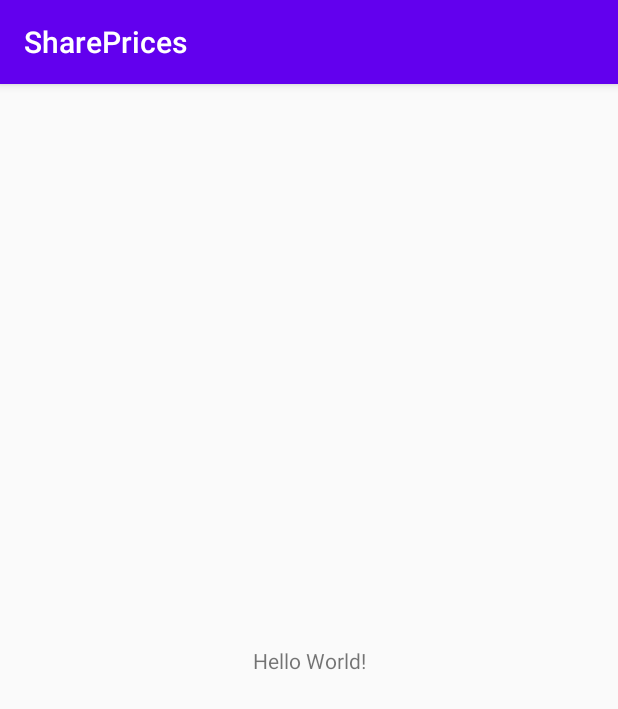
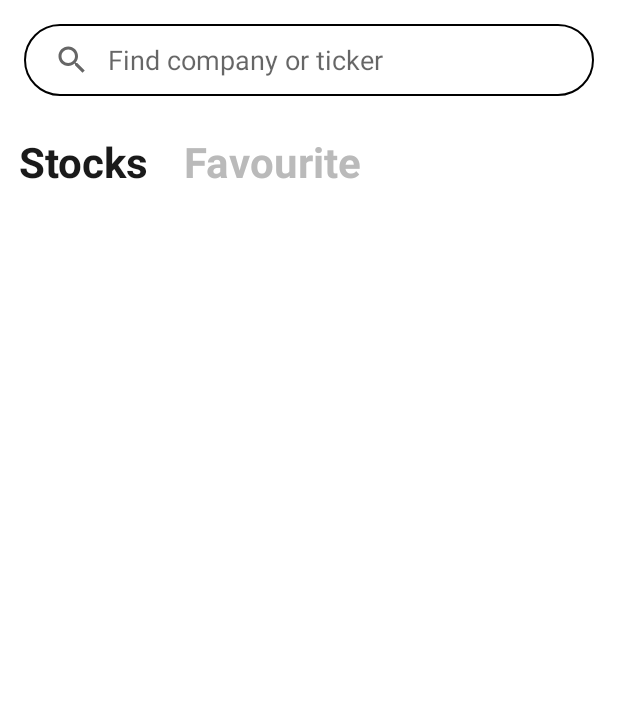
Before and after one commit to aaaann/SharePrices, an Android app: the screen it shows after launch (MainActivity), on a phone screen of 412 x 824 dp. Shown: the top 709 px of the screen. Run offline under Robolectric (Android 15) with nearby library versions, the phone set to English and light mode, and no system bars.

Commit message:
create base styles and layouts

```diff
--- a/app/build.gradle
+++ b/app/build.gradle
@@ -27,11 +27,14 @@ android {
 dependencies {
     implementation fileTree(dir: "libs", include: ["*.jar"])
     implementation "org.jetbrains.kotlin:kotlin-stdlib:$kotlin_version"
-    implementation 'androidx.core:core-ktx:1.3.2'
-    implementation 'androidx.appcompat:appcompat:1.2.0'
-    implementation 'androidx.constraintlayout:constraintlayout:2.0.4'
-    testImplementation 'junit:junit:4.12'
-    androidTestImplementation 'androidx.test.ext:junit:1.1.2'
-    androidTestImplementation 'androidx.test.espresso:espresso-core:3.3.0'
+    implementation "androidx.core:core-ktx:$androidXKtxVersion"
+    implementation "androidx.appcompat:appcompat:$androidXAppCompatVersion"
+    implementation "androidx.constraintlayout:constraintlayout:$constraintLayout"
+    implementation "androidx.coordinatorlayout:coordinatorlayout:$coordinatorLayout"
+    implementation "com.google.android.material:material:$googleMaterial"
+    implementation "androidx.recyclerview:recyclerview:$recyclerView"
+    testImplementation "junit:junit:$junit"
+    androidTestImplementation "androidx.test.ext:junit:$androidTestJunit"
+    androidTestImplementation "androidx.test.espresso:espresso-core:$espresso"
 
 }
--- a/app/src/main/AndroidManifest.xml
+++ b/app/src/main/AndroidManifest.xml
@@ -8,7 +8,7 @@
         android:label="@string/app_name"
         android:roundIcon="@mipmap/ic_launcher_round"
         android:supportsRtl="true"
-        android:theme="@style/AppTheme">
+        android:theme="@style/Theme.SharePrices">
         <activity android:name=".MainActivity">
             <intent-filter>
                 <action android:name="android.intent.action.MAIN" />
--- /dev/null
+++ b/app/src/main/java/com/annevonwolffen/shareprices/BasePageFragment.kt
@@ -0,0 +1,9 @@
+package com.annevonwolffen.shareprices
+
+import androidx.fragment.app.Fragment
+
+/**
+ * @author Terekhova Anna
+ */
+open class BasePageFragment : Fragment() {
+}
--- /dev/null
+++ b/app/src/main/java/com/annevonwolffen/shareprices/FavoritePageFragment.kt
@@ -0,0 +1,7 @@
+package com.annevonwolffen.shareprices
+
+/**
+ * @author Terekhova Anna
+ */
+class FavoritePageFragment : BasePageFragment() {
+}
--- a/app/src/main/java/com/annevonwolffen/shareprices/MainActivity.kt
+++ b/app/src/main/java/com/annevonwolffen/shareprices/MainActivity.kt
@@ -1,11 +1,43 @@
 package com.annevonwolffen.shareprices
 
+import android.os.Build
+import android.os.Bundle
+import android.view.View
 import androidx.appcompat.app.AppCompatActivity
-import android.os.Bundle
+import androidx.viewpager2.widget.ViewPager2
+import com.google.android.material.tabs.TabLayout
+import com.google.android.material.tabs.TabLayoutMediator
 
 class MainActivity : AppCompatActivity() {
+
     override fun onCreate(savedInstanceState: Bundle?) {
         super.onCreate(savedInstanceState)
         setContentView(R.layout.activity_main)
+        setLightStatusBar()
+        initViewPager()
+    }
+
+    private fun setLightStatusBar() {
+        if (Build.VERSION.SDK_INT >= Build.VERSION_CODES.M) {
+            window.decorView.systemUiVisibility = View.SYSTEM_UI_FLAG_LIGHT_STATUS_BAR
+        }
+    }
+
+    private fun initViewPager() {
+        val pagerAdapter = PagerAdapter(supportFragmentManager, lifecycle)
+        val viewPager: ViewPager2 = findViewById(R.id.pager)
+        viewPager.adapter = pagerAdapter
+        val tabLayout: TabLayout = findViewById(R.id.tab_layout)
+        TabLayoutMediator(tabLayout, viewPager) { tab, position ->
+            tab.text = getString(PAGE_TITLES[position])
+        }.attach()
+    }
+
+    private companion object {
+        const val TAG = "MainActivity"
+        val PAGE_TITLES = listOf(
+            R.string.stocks_page_title,
+            R.string.favorite_page_title
+        )
     }
 }
--- /dev/null
+++ b/app/src/main/java/com/annevonwolffen/shareprices/PagerAdapter.kt
@@ -0,0 +1,24 @@
+package com.annevonwolffen.shareprices
+
+import androidx.fragment.app.Fragment
+import androidx.fragment.app.FragmentManager
+import androidx.lifecycle.Lifecycle
+import androidx.viewpager2.adapter.FragmentStateAdapter
+
+/**
+ * @author Terekhova Anna
+ */
+class PagerAdapter(fm: FragmentManager, lifecycle: Lifecycle) : FragmentStateAdapter(fm, lifecycle) {
+    override fun getItemCount() = PAGES_COUNT
+
+    override fun createFragment(position: Int): Fragment {
+        return when (position) {
+            0 -> StocksPageFragment()
+            else -> FavoritePageFragment()
+        }
+    }
+
+    private companion object {
+        const val PAGES_COUNT = 2
+    }
+}
--- /dev/null
+++ b/app/src/main/java/com/annevonwolffen/shareprices/StocksPageFragment.kt
@@ -0,0 +1,22 @@
+package com.annevonwolffen.shareprices
+
+import android.os.Bundle
+import android.view.LayoutInflater
+import android.view.View
+import android.view.ViewGroup
+
+/**
+ * @author Terekhova Anna
+ */
+class StocksPageFragment : BasePageFragment() {
+
+    override fun onCreateView(inflater: LayoutInflater, container: ViewGroup?, savedInstanceState: Bundle?): View? {
+        val view: View = inflater.inflate(R.layout.fragment_tab, container, false)
+        initRecyclerView()
+        return view
+    }
+
+    private fun initRecyclerView() {
+
+    }
+}
--- /dev/null
+++ b/app/src/main/res/drawable/search_view_background.xml
@@ -0,0 +1,9 @@
+<?xml version="1.0" encoding="utf-8"?>
+<shape xmlns:android="http://schemas.android.com/apk/res/android"
+    android:shape="rectangle">
+    <corners android:radius="40dp" />
+    <solid android:color="@color/colorTransparent" />
+    <stroke
+        android:width="1dp"
+        android:color="@color/colorBlack" />
+</shape>
--- a/app/src/main/res/layout/activity_main.xml
+++ b/app/src/main/res/layout/activity_main.xml
@@ -1,18 +1,55 @@
 <?xml version="1.0" encoding="utf-8"?>
-<androidx.constraintlayout.widget.ConstraintLayout xmlns:android="http://schemas.android.com/apk/res/android"
+<androidx.coordinatorlayout.widget.CoordinatorLayout xmlns:android="http://schemas.android.com/apk/res/android"
     xmlns:app="http://schemas.android.com/apk/res-auto"
     xmlns:tools="http://schemas.android.com/tools"
     android:layout_width="match_parent"
     android:layout_height="match_parent"
+    android:background="@color/colorWhite"
+    android:fitsSystemWindows="true"
     tools:context=".MainActivity">
 
-    <TextView
+    <com.google.android.material.appbar.AppBarLayout
+        android:layout_width="match_parent"
+        android:layout_height="wrap_content"
+        android:fitsSystemWindows="true">
+
+        <com.google.android.material.appbar.CollapsingToolbarLayout
+            android:layout_width="match_parent"
+            android:layout_height="wrap_content"
+            app:layout_scrollFlags="scroll|enterAlways|enterAlwaysCollapsed|snap">
+
+            <androidx.appcompat.widget.SearchView
+                android:layout_width="match_parent"
+                android:layout_height="@dimen/search_view_height"
+                android:layout_marginBottom="@dimen/margin_medium_large"
+                android:layout_marginEnd="@dimen/margin_medium"
+                android:layout_marginStart="@dimen/margin_medium"
+                android:layout_marginTop="@dimen/margin_medium"
+                android:background="@drawable/search_view_background"
+                app:defaultQueryHint="@string/search_hint"
+                app:iconifiedByDefault="false"
+                app:layout_collapseMode="parallax"
+                app:queryBackground="@null" />
+
+        </com.google.android.material.appbar.CollapsingToolbarLayout>
+
+        <com.google.android.material.tabs.TabLayout
+            android:id="@+id/tab_layout"
+            android:layout_width="match_parent"
+            android:layout_height="wrap_content"
+            app:tabIndicatorColor="@color/colorTransparent"
+            app:tabMode="scrollable"
+            app:tabSelectedTextColor="@color/colorBlackGrey"
+            app:tabTextAppearance="@style/TabTextAppearance"
+            app:tabTextColor="@color/colorGrey" />
+
+    </com.google.android.material.appbar.AppBarLayout>
+
+    <androidx.viewpager2.widget.ViewPager2
+        android:id="@+id/pager"
         android:layout_width="wrap_content"
-        android:layout_height="wrap_content"
-        android:text="Hello World!"
-        app:layout_constraintBottom_toBottomOf="parent"
-        app:layout_constraintLeft_toLeftOf="parent"
-        app:layout_constraintRight_toRightOf="parent"
-        app:layout_constraintTop_toTopOf="parent" />
+        android:layout_height="match_parent"
+        android:orientation="vertical"
+        app:layout_behavior="@string/appbar_scrolling_view_behavior" />
 
-</androidx.constraintlayout.widget.ConstraintLayout>
+</androidx.coordinatorlayout.widget.CoordinatorLayout>
--- /dev/null
+++ b/app/src/main/res/layout/fragment_tab.xml
@@ -0,0 +1,10 @@
+<?xml version="1.0" encoding="utf-8"?>
+<androidx.recyclerview.widget.RecyclerView xmlns:android="http://schemas.android.com/apk/res/android"
+    xmlns:app="http://schemas.android.com/apk/res-auto"
+    android:layout_width="match_parent"
+    android:layout_height="match_parent"
+    android:layout_marginTop="@dimen/margin_medium_large"
+    android:clipToPadding="false"
+    app:layoutManager="androidx.recyclerview.widget.LinearLayoutManager">
+
+</androidx.recyclerview.widget.RecyclerView>
--- /dev/null
+++ b/app/src/main/res/values-v21/theme.xml
@@ -0,0 +1,7 @@
+<?xml version="1.0" encoding="utf-8"?>
+<resources>
+
+    <style name="Theme.SharePrices" parent="AppTheme">
+        <item name="android:statusBarColor">@color/colorWhite</item>
+    </style>
+</resources>
--- a/app/src/main/res/values/colors.xml
+++ b/app/src/main/res/values/colors.xml
@@ -3,4 +3,9 @@
     <color name="colorPrimary">#6200EE</color>
     <color name="colorPrimaryDark">#3700B3</color>
     <color name="colorAccent">#03DAC5</color>
+    <color name="colorWhite">#ffffff</color>
+    <color name="colorBlack">#000000</color>
+    <color name="colorBlackGrey">#1A1A1A</color>
+    <color name="colorGrey">#BABABA</color>
+    <color name="colorTransparent">@android:color/transparent</color>
 </resources>
--- /dev/null
+++ b/app/src/main/res/values/dimens.xml
@@ -0,0 +1,8 @@
+<?xml version="1.0" encoding="utf-8"?>
+<resources>
+    <dimen name="search_view_height">48dp</dimen>
+    <dimen name="margin_medium">16dp</dimen>
+    <dimen name="margin_medium_large">20dp</dimen>
+    <dimen name="text_size_tab_selected">28sp</dimen>
+    <dimen name="text_size_tab_unselected">18sp</dimen>
+</resources>
--- a/app/src/main/res/values/strings.xml
+++ b/app/src/main/res/values/strings.xml
@@ -1,3 +1,6 @@
 <resources>
     <string name="app_name">SharePrices</string>
+    <string name="search_hint">Find company or ticker</string>
+    <string name="stocks_page_title">Stocks</string>
+    <string name="favorite_page_title">Favourite</string>
 </resources>
--- a/app/src/main/res/values/styles.xml
+++ b/app/src/main/res/values/styles.xml
@@ -1,10 +1,11 @@
 <resources>
     <!-- Base application theme. -->
-    <style name="AppTheme" parent="Theme.AppCompat.Light.DarkActionBar">
+    <style name="AppTheme" parent="Theme.AppCompat.Light.NoActionBar">
         <!-- Customize your theme here. -->
-        <item name="colorPrimary">@color/colorPrimary</item>
-        <item name="colorPrimaryDark">@color/colorPrimaryDark</item>
-        <item name="colorAccent">@color/colorAccent</item>
+        <item name="colorPrimary">@color/colorWhite</item>
+        <item name="colorPrimaryDark">@color/colorWhite</item>
+        <item name="colorAccent">@color/colorBlack</item>
+
     </style>
 
 </resources>
--- /dev/null
+++ b/app/src/main/res/values/theme.xml
@@ -0,0 +1,13 @@
+<?xml version="1.0" encoding="utf-8"?>
+<resources>
+
+    <style name="Theme.SharePrices" parent="AppTheme">
+        <item name="android:statusBarColor">@color/colorBlack</item>
+    </style>
+
+    <style name="TabTextAppearance" parent="TextAppearance.AppCompat">
+        <item name="android:textSize">28sp</item>
+        <item name="android:textAllCaps">false</item>
+        <item name="android:textStyle">bold</item>
+    </style>
+</resources>
--- a/build.gradle
+++ b/build.gradle
@@ -24,3 +24,16 @@ allprojects {
 task clean(type: Delete) {
     delete rootProject.buildDir
 }
+
+ext {
+    androidXKtxVersion = '1.3.2'
+    androidXAppCompatVersion = '1.2.0'
+    constraintLayout = '2.0.4'
+    coordinatorLayout = '1.1.0'
+    googleMaterial = '1.3.0'
+    recyclerView = '1.1.0'
+
+    junit = '4.13'
+    androidTestJunit = '1.1.2'
+    espresso = '3.3.0'
+}
```
Also changed, not shown: 1 other file.
